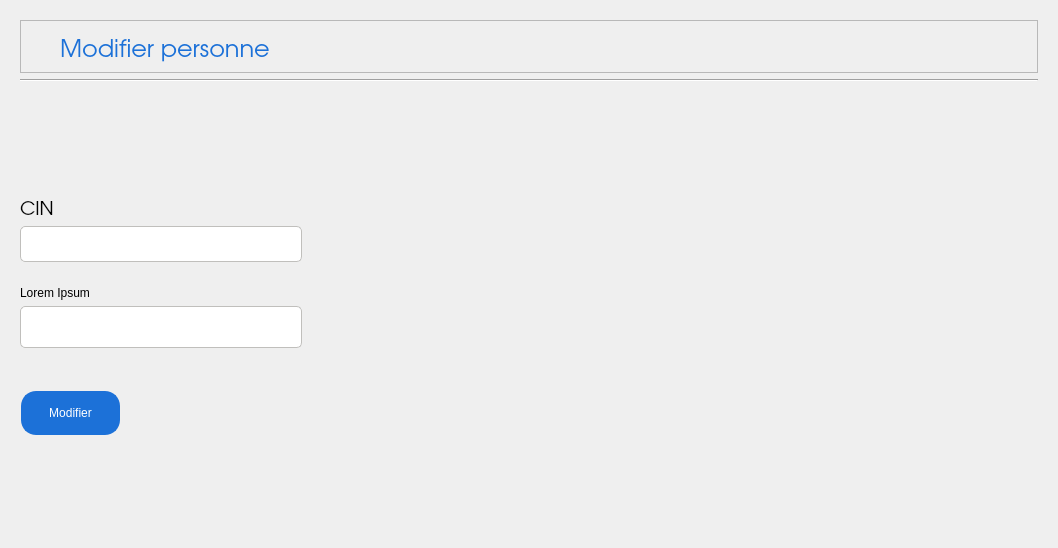
First picture: the form in Personne/modifer/modifier.ui, repository Mindblownserver/mini-project, before the edit.
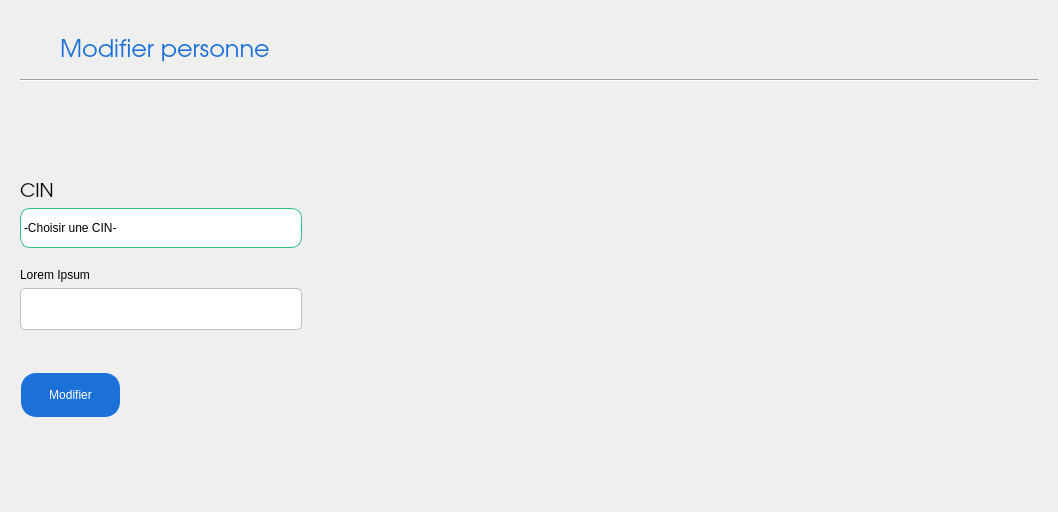
Second picture: the form after the edit. Icons and pictures are not drawn.

Diff of the .ui file:
```diff
--- a/Personne/modifer/modifier.ui
+++ b/Personne/modifer/modifier.ui
@@ -7,7 +7,7 @@
     <x>0</x>
     <y>0</y>
     <width>1058</width>
-    <height>548</height>
+    <height>512</height>
    </rect>
   </property>
   <property name="windowTitle">
@@ -44,7 +44,7 @@
          </size>
         </property>
         <property name="frameShape">
-         <enum>QFrame::StyledPanel</enum>
+         <enum>QFrame::NoFrame</enum>
         </property>
         <property name="frameShadow">
          <enum>QFrame::Raised</enum>
@@ -173,25 +173,63 @@
        </widget>
       </item>
       <item>
-       <widget class="QLineEdit" name="CIN">
-        <property name="focusPolicy">
-         <enum>Qt::StrongFocus</enum>
+       <widget class="QComboBox" name="CIN">
+        <property name="minimumSize">
+         <size>
+          <width>125</width>
+          <height>40</height>
+         </size>
         </property>
-        <property name="autoFillBackground">
+        <property name="cursor">
+         <cursorShape>PointingHandCursor</cursorShape>
+        </property>
+        <property name="styleSheet">
+         <string notr="true">QComboBox {
+    border: 1px solid rgb(46, 194, 126);
+    border-radius: 10px;
+    padding: 1px 18px 1px 3px;
+    min-width: 6em;
+}
+
+QComboBox:on { /* shift the text when the popup opens */
+    padding-top: 3px;
+    padding-left: 4px;
+}
+
+QComboBox::drop-down {
+    subcontrol-origin: padding;
+    subcontrol-position: top right;
+    width: 15px;
+    right: 9px;
+    border-left-width: 1px;
+    border-left-color: rgb(255, 255, 255);
+    border-left-style: solid; /* just a single line */
+    border-top-right-radius: 3px; /* same radius as the QComboBox */
+    border-bottom-right-radius: 3px;
+}
+
+
+QComboBox::down-arrow {
+    image: url(assets/icons/down.png);
+	left:3px
+}
+
+
+QComboBox::down-arrow:on { /* shift the arrow when popup is open */
+   image: url(assets/icons/up.png); 
+	bottom: 2px;
+
+}</string>
+        </property>
+        <property name="editable">
          <bool>false</bool>
         </property>
-        <property name="styleSheet">
-         <string notr="true">color:rgb(0, 0, 0);
-border:  0.5px solid rgb(192, 191, 188);
-border-radius:5px;
-height: 50px;</string>
-        </property>
-        <property name="inputMask">
-         <string>99999999</string>
-        </property>
-        <property name="placeholderText">
+        <property name="currentText">
          <string/>
         </property>
+        <property name="placeholderText">
+         <string>-Choisir une CIN-</string>
+        </property>
        </widget>
       </item>
      </layout>
@@ -243,6 +281,12 @@
    </item>
    <item>
     <widget class="QFrame" name="frame_4">
+     <property name="minimumSize">
+      <size>
+       <width>0</width>
+       <height>79</height>
+      </size>
+     </property>
      <property name="frameShape">
       <enum>QFrame::NoFrame</enum>
      </property>
```
